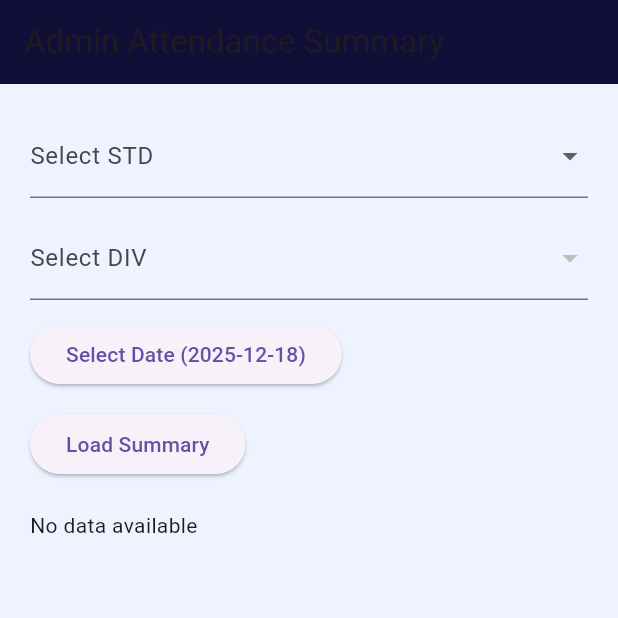
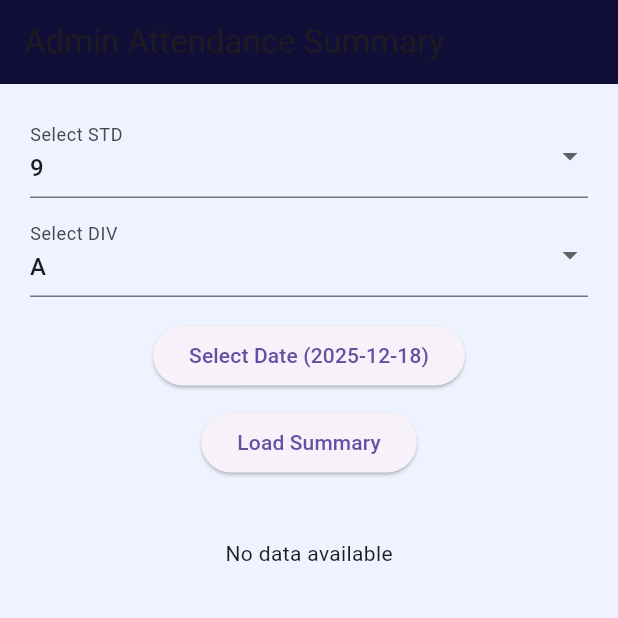
Before and after one commit to vidyakunj/vidyakunj-full-ready, a Flutter app: the AdminDashboard screen opened directly, on a phone screen of 412 x 824 dp, the top half of it. Run offline on Flutter 3.47's test engine with Material 3 defaults, Android fonts, the phone set to English and light mode, and no system bars; our stand-ins replace csv, file_picker, shared_preferences; accounts and stored records are empty.

Commit message:
Update admin_dashboard.dart

```diff
--- a/lib/screens/admin_dashboard.dart
+++ b/lib/screens/admin_dashboard.dart
@@ -11,76 +11,57 @@ class AdminDashboard extends StatefulWidget {
 }
 
 class _AdminDashboardState extends State<AdminDashboard> {
-  String? selectedStd;
-  String? selectedDiv;
+  String selectedStd = "9";
+  String selectedDiv = "A";
   DateTime selectedDate = DateTime.now();
-
-  List<String> divisions = [];
 
   int total = 0;
   int present = 0;
   int absent = 0;
 
   bool loading = false;
+  bool hasData = false;
 
-  final List<String> stdOptions =
+  final List<String> stdList =
       List.generate(12, (i) => (i + 1).toString());
+  final List<String> divList = ["A", "B", "C", "D"];
 
-  /* ===============================
-     LOAD DIVISIONS
-     =============================== */
-  Future<void> loadDivisions() async {
-    if (selectedStd == null) return;
-
-    final uri = Uri.parse(
-        "$SERVER_URL/divisions?std=$selectedStd");
-
-    final res = await http.get(uri);
-
-    if (res.statusCode == 200) {
-      final data = jsonDecode(res.body);
-      setState(() {
-        divisions = List<String>.from(data["divisions"] ?? []);
-        selectedDiv = null;
-      });
-    }
-  }
-
-  /* ===============================
-     LOAD SUMMARY (SINGLE CLASS)
-     =============================== */
   Future<void> loadSummary() async {
-    if (selectedStd == null || selectedDiv == null) return;
-
     setState(() {
       loading = true;
-      total = present = absent = 0;
+      hasData = false;
     });
 
     final dateStr =
         "${selectedDate.year}-${selectedDate.month.toString().padLeft(2, '0')}-${selectedDate.day.toString().padLeft(2, '0')}";
 
-    final uri = Uri.parse(
-      "$SERVER_URL/attendance/summary"
-      "?date=$dateStr&std=$selectedStd&div=$selectedDiv",
-    );
+    final url =
+        "$SERVER_URL/attendance/summary?date=$dateStr&std=$selectedStd&div=$selectedDiv";
 
-    final res = await http.get(uri);
+    try {
+      final res = await http.get(Uri.parse(url));
 
       if (res.statusCode == 200) {
         final data = jsonDecode(res.body);
 
-      if (data["success"] == true) {
+        if (data["success"] == true && data["summary"] != null) {
           final s = data["summary"];
+
           setState(() {
-          total = (s["total"] ?? 0) as int;
-          present = (s["present"] ?? 0) as int;
-          absent = (s["absent"] ?? 0) as int;
+            total = (s["total"] ?? 0).toInt();
+            present = (s["present"] ?? 0).toInt();
+            absent = (s["absent"] ?? 0).toInt();
+            hasData = true;
           });
         }
       } else {
         ScaffoldMessenger.of(context).showSnackBar(
           const SnackBar(content: Text("Failed to load summary")),
+        );
+      }
+    } catch (e) {
+      ScaffoldMessenger.of(context).showSnackBar(
+        const SnackBar(content: Text("Server error")),
       );
     }
 
@@ -100,44 +81,32 @@ class _AdminDashboardState extends State<AdminDashboard> {
       body: Padding(
         padding: const EdgeInsets.all(20),
         child: Column(
-          crossAxisAlignment: CrossAxisAlignment.start,
           children: [
-            /* STD */
+            // STD
             DropdownButtonFormField<String>(
               value: selectedStd,
               decoration: const InputDecoration(labelText: "Select STD"),
-              items: stdOptions
+              items: stdList
                   .map((e) =>
                       DropdownMenuItem(value: e, child: Text(e)))
                   .toList(),
-              onChanged: (v) {
-                setState(() {
-                  selectedStd = v;
-                  divisions = [];
-                  selectedDiv = null;
-                });
-                loadDivisions();
-              },
+              onChanged: (v) => setState(() => selectedStd = v!),
             ),
+            const SizedBox(height: 10),
 
-            const SizedBox(height: 12),
-
-            /* DIV */
+            // DIV
             DropdownButtonFormField<String>(
               value: selectedDiv,
               decoration: const InputDecoration(labelText: "Select DIV"),
-              items: divisions
+              items: divList
                   .map((e) =>
                       DropdownMenuItem(value: e, child: Text(e)))
                   .toList(),
-              onChanged: (v) {
-                setState(() => selectedDiv = v);
-              },
+              onChanged: (v) => setState(() => selectedDiv = v!),
             ),
+            const SizedBox(height: 15),
 
-            const SizedBox(height: 12),
-
-            /* DATE */
+            // DATE
             ElevatedButton(
               onPressed: () async {
                 final picked = await showDatePicker(
@@ -151,40 +120,38 @@ class _AdminDashboardState extends State<AdminDashboard> {
                 }
               },
               child: Text(
-                "Select Date (${selectedDate.toString().split(' ')[0]})",
+                "Select Date (${selectedDate.toString().split(" ")[0]})",
               ),
             ),
+            const SizedBox(height: 10),
 
-            const SizedBox(height: 12),
-
-            /* LOAD */
             ElevatedButton(
               onPressed: loadSummary,
               child: const Text("Load Summary"),
             ),
-
             const SizedBox(height: 20),
 
-            if (loading)
-              const Center(child: CircularProgressIndicator())
-            else if (selectedStd != null &&
-                selectedDiv != null &&
-                total > 0)
+            if (loading) const CircularProgressIndicator(),
+
+            if (!loading && hasData)
               Card(
                 color: Colors.yellow[100],
                 child: ListTile(
                   title: Text(
-                    "STD $selectedStd | DIV $selectedDiv",
-                    style:
-                        const TextStyle(fontWeight: FontWeight.bold),
+                    "STD $selectedStd  |  DIV $selectedDiv",
+                    style: const TextStyle(fontWeight: FontWeight.bold),
                   ),
                   subtitle: Text(
-                    "TOTAL: $total | PRESENT: $present | ABSENT: $absent",
+                    "Total: $total   |   Present: $present   |   Absent: $absent",
                   ),
                 ),
-              )
-            else
-              const Text("No data available"),
+              ),
+
+            if (!loading && !hasData)
+              const Padding(
+                padding: EdgeInsets.only(top: 20),
+                child: Text("No data available"),
+              ),
           ],
         ),
       ),
```
Lines whose indentation alone changed are shown as unchanged.
